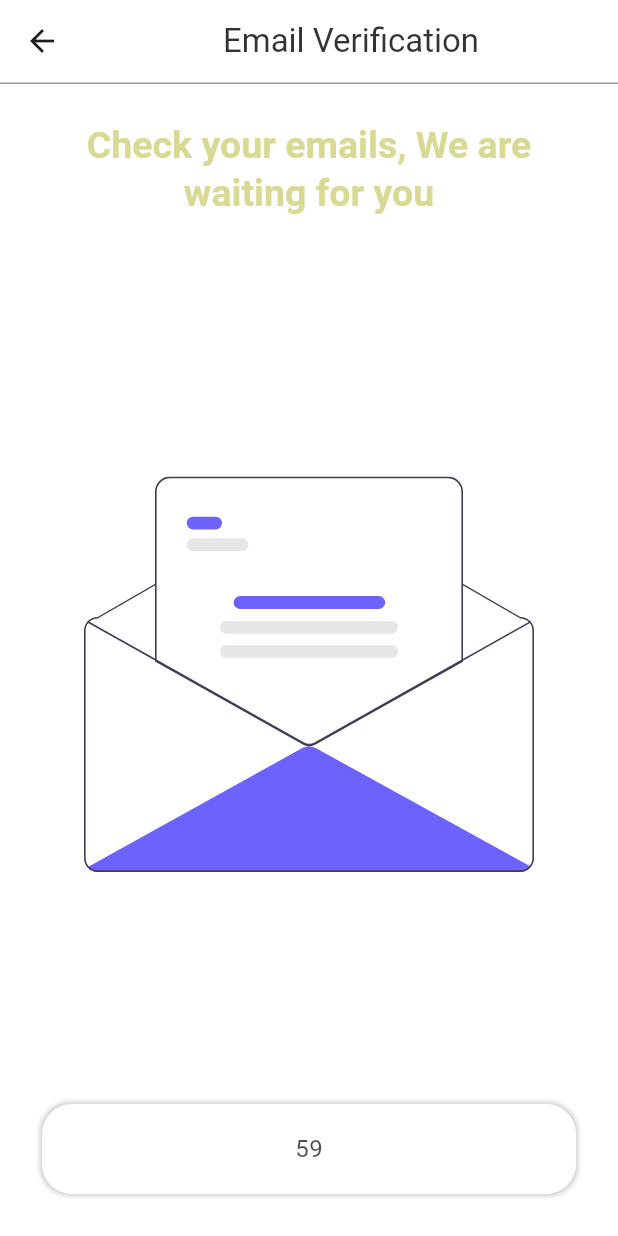
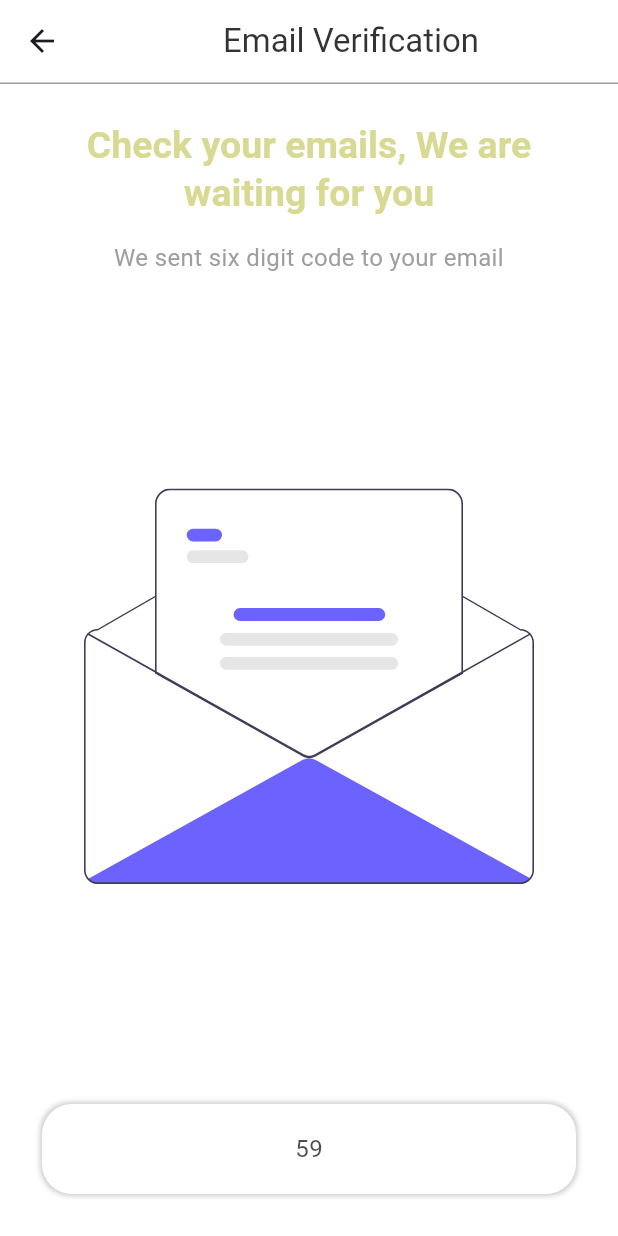
Before and after one commit to by-architect/ecommerce_app_mobile, a Flutter app: the EmailVerificationScreen screen opened by its route, on a phone screen of 412 x 824 dp. Run offline on Flutter 3.47's test engine with Material 3 defaults, Android fonts, the phone set to English and light mode, and no system bars; our stand-ins replace bloc, cloud_firestore, connectivity_plus, firebase_auth, firebase_core, flutter_bloc and 3 more; accounts and stored records are empty.

Commit message:
email verification completed, todo: sign in screen complete

```diff
--- a/lib/common/constant/exception_handler.dart
+++ b/lib/common/constant/exception_handler.dart
@@ -1,5 +1,32 @@
 import 'package:ecommerce_app_mobile/sddklibrary/constant/exceptions/firebase_exception_codes.dart';
+import 'package:firebase_auth/firebase_auth.dart';
 
-class ExceptionHandler extends  FirebaseExceptions{
+import '../../sddklibrary/helper/error.dart';
+import '../../sddklibrary/helper/resource.dart';
+import '../ui/theme/AppText.dart';
+
+class ExceptionHandler extends FirebaseExceptions {
   static const nullUserId = "null-user-id";
+
+  static Resource<T> firebaseExceptionHandler<T>(FirebaseAuthException exception) {
+    switch (exception.code) {
+      case FirebaseExceptions.emailAlreadyInUse:
+        return (Resource.fail(
+            DefaultError(userMessage: AppText.errorEmailHasTaken, exception: exception.message, errorCode: exception.code)));
+      case ExceptionHandler.nullUserId:
+        return (Resource.fail(
+            DefaultError(userMessage: AppText.errorFetchingData, exception: exception.message, errorCode: exception.code)));
+      case FirebaseExceptions.networkRequestFailed:
+        return (Resource.fail(
+            DefaultError(userMessage: AppText.errorNetworkRequestFailed, exception: exception.message, errorCode: exception.code)));
+      case FirebaseExceptions.invalidVerificationCode:
+        return Resource.fail(
+            DefaultError(userMessage: AppText.errorVerificationCodeIsWrong, exception: exception.message, errorCode: exception.code));
+      case FirebaseExceptions.apiNotAvailable:
+        return Resource.fail(DefaultError(userMessage: AppText.errorFetchingData, exception: exception.message, errorCode: exception.code));
+      default:
+        return (Resource.fail(
+            DefaultError(userMessage: AppText.errorFetchingData, exception: exception.message, errorCode: exception.code)));
+    }
+  }
 }
--- a/lib/common/ui/theme/AppText.dart
+++ b/lib/common/ui/theme/AppText.dart
@@ -49,6 +49,8 @@ class AppText{
   static const verificationPageEmailBody = "We sent six digit code to your email";
   static var verificationPageCheckYourEmail = "Check your emails, We are waiting for you";
   static var verificationPageSendEmailAgain = "Send email again";
+  static const accountCreatedSuccessfully= "Account created successfully";
+
 
 
 
--- a/lib/data/fakerepository/fake_models.dart
+++ b/lib/data/fakerepository/fake_models.dart
@@ -2,9 +2,9 @@
 import '../../presentation/authentication/bloc/user_state.dart';
 
 class FakeUserModels{
-  static UserState emin = UserState(name: "emin",surname:  "demir",email:  "emindemir1541@proton.me",password:  "testpassword",phoneNo:"555 345-4334" );
-  static UserState test = UserState(name: "test", surname: "test",email:  "test",password:  "test",  phoneNo:"555 345-4334" );
-  static UserState admin = UserState(name: "admin",surname:  "admin",email:  "admin@mail.com",password:  "adminTest",phoneNo:"555 345-4334" );
-  static UserState testValidUser = UserState(name: "admin",surname:  "admin",email:  "admin@mail.com",password:  "adminTest",phoneNo:"555 345-4334"  );
+  static UserRequestState emin = UserRequestState(name: "emin",surname:  "demir",email:  "emindemir1541@proton.me",password:  "testpassword",phoneNo:"555 345-4334" );
+  static UserRequestState test = UserRequestState(name: "test", surname: "test",email:  "test",password:  "test",  phoneNo:"555 345-4334" );
+  static UserRequestState admin = UserRequestState(name: "admin",surname:  "admin",email:  "admin@mail.com",password:  "adminTest",phoneNo:"555 345-4334" );
+  static UserRequestState testValidUser = UserRequestState(name: "admin",surname:  "admin",email:  "admin@mail.com",password:  "adminTest",phoneNo:"555 345-4334"  );
 
 }
--- a/lib/data/provider/user_provider.dart
+++ b/lib/data/provider/user_provider.dart
@@ -10,13 +10,13 @@ class UserProvider {
   final UserService _service = UserServiceImpl();
   final UserService _fakeUserService= FakeUserService();
 
-  void addUser(UserState user,Function(Resource<User>) resource) async {
+  void addUser(UserRequestState user,Function(Resource<User>) resource) async {
     resource(Resource.loading());
     await _service.addUser(user).then((userResource) => resource(userResource));
   }
 
-  Future<void> sendEmailVerificationCode(UserState user, Function(Resource) resource) async {
+  Future<void> sendEmailVerificationCode(UserRequestState user, Function(Resource) resource) async {
     resource(Resource.loading());
-    await _fakeUserService.sendEmailVerificationCode(user.email).then((responseResource) => resource(responseResource));
+    // await _fakeUserService.sendVerificationEmail(user).then((responseResource) => resource(responseResource));
   }
 }
--- a/lib/data/usecase/user_validation.dart
+++ b/lib/data/usecase/user_validation.dart
@@ -6,7 +6,7 @@ import 'package:ecommerce_app_mobile/sddklibrary/helper/validation_result.dart';
 
 
 class UserValidation {
-  static ValidationResult validate(UserState userState) {
+  static ValidationResult validate(UserRequestState userState) {
     if (userState.name.isEmpty || userState.surname.isEmpty || userState.email.isEmpty || userState.password.isEmpty || userState.phoneNo.isEmpty) {
       return ValidationResult(false, message: AppText.errorEmptyField);
     }
--- a/lib/data/viewmodel/user/user_service_event.dart
+++ b/lib/data/viewmodel/user/user_service_event.dart
@@ -1,16 +1,20 @@
 
 
 import 'package:ecommerce_app_mobile/presentation/authentication/bloc/user_state.dart';
+import 'package:firebase_auth/firebase_auth.dart';
 
 class UserServiceEvent {}
 
 class AddUserEvent extends UserServiceEvent {
-  final UserState user;
+  final UserRequestState user;
   AddUserEvent(this.user);
 }
 
 class SendVerificationCodeEvent extends UserServiceEvent {
-  final String email;
+  final User user;
 
-  SendVerificationCodeEvent(this.email);
+  SendVerificationCodeEvent(this.user);
 }
+
+class IsUserVerifiedEvent extends UserServiceEvent{
+}
--- a/lib/data/viewmodel/user/user_service_state.dart
+++ b/lib/data/viewmodel/user/user_service_state.dart
@@ -1,8 +1,17 @@
+import 'package:ecommerce_app_mobile/data/service/impl/user_service_impl.dart';
 import 'package:ecommerce_app_mobile/sddklibrary/helper/error.dart';
 import 'package:ecommerce_app_mobile/sddklibrary/helper/resource.dart';
 import 'package:firebase_auth/firebase_auth.dart';
 
 class UserServiceState {}
+
+/*
+class UserResponseState extends UserServiceState{
+  final User userAuthCredentials;
+
+  UserResponseState(this.userAuthCredentials);
+}
+*/
 
 class AddUserInitState extends UserServiceState {}
 class AddUserLoadingState extends UserServiceState{}
@@ -22,3 +31,11 @@ class SendVerificationCodeFailState extends UserServiceState{
   final DefaultError error;
   SendVerificationCodeFailState(this.error);
 }
+
+class EmailVerifiedState extends UserServiceState{}
+class EmailNotVerifiedState extends UserServiceState{
+}
+class EmailVerificationFailState extends UserServiceState{
+  final DefaultError error;
+  EmailVerificationFailState(this.error);
+}
--- a/lib/main.dart
+++ b/lib/main.dart
@@ -10,6 +10,7 @@ import 'package:ecommerce_app_mobile/presentation/home/page/HomeScreen.dart';
 import 'package:ecommerce_app_mobile/presentation/main/bloc/main_blocs.dart';
 import 'package:ecommerce_app_mobile/presentation/main/bloc/main_states.dart';
 import 'package:ecommerce_app_mobile/presentation/splash/bloc/welcome_blocs.dart';
+import 'package:ecommerce_app_mobile/presentation/splash/pages/welcome.dart';
 import 'package:firebase_core/firebase_core.dart';
 import 'package:flutter/material.dart';
 import 'package:flutter_bloc/flutter_bloc.dart';
@@ -44,8 +45,10 @@ class MyApp extends StatelessWidget {
               Screens.homeScreen: (context) => const HomeScreen(),
               Screens.emailVerificationScreen: (context) => const EmailVerificationScreen(),
             },
-            home: const EmailVerificationScreen() ),
+            home: const SignUpScreen() ),
       ),
     );
   }
 }
+
+//todo: welcome screen size and fit small screen problems
--- a/lib/presentation/authentication/bloc/user_bloc.dart
+++ b/lib/presentation/authentication/bloc/user_bloc.dart
@@ -2,8 +2,8 @@ import 'package:ecommerce_app_mobile/presentation/authentication/bloc/user_event
 import 'package:ecommerce_app_mobile/presentation/authentication/bloc/user_state.dart';
 import 'package:flutter_bloc/flutter_bloc.dart';
 
-class UserBloc extends Bloc<UserEvent, UserState> {
-  UserBloc() : super(UserState()) {
+class UserBloc extends Bloc<UserEvent, UserRequestState> {
+  UserBloc() : super(UserRequestState()) {
     on<NameEvent>((event, emit) {
       emit(state.copyWith(name: event.name));
     });
--- a/lib/presentation/authentication/bloc/user_state.dart
+++ b/lib/presentation/authentication/bloc/user_state.dart
@@ -1,22 +1,25 @@
 
+import 'package:firebase_auth/firebase_auth.dart';
 
-class UserState {
+class UserState{}
+
+class UserRequestState extends UserState {
   final String name;
   final String surname;
   final String email;
   final String password;
   final String phoneNo;
 
-  UserState({this.name = "", this.surname = "", this.email = "", this.password = "", this.phoneNo = ""});
+  UserRequestState({this.name = "", this.surname = "", this.email = "", this.password = "", this.phoneNo = ""});
 
-  UserState copyWith({
+  UserRequestState copyWith({
     String? name,
     String? surname,
     String? email,
     String? password,
     String? phoneNo,
 }) {
-    return UserState(
+    return UserRequestState(
       name: name??this.name,
       surname: surname??this.surname,
       email: email??this.email,
--- a/lib/presentation/authentication/pages/email_verification_screen.dart
+++ b/lib/presentation/authentication/pages/email_verification_screen.dart
@@ -1,13 +1,20 @@
 import 'dart:async';
 
+import 'package:ecommerce_app_mobile/common/constant/Screens.dart';
 import 'package:ecommerce_app_mobile/common/ui/assets/AppImages.dart';
 import 'package:ecommerce_app_mobile/common/ui/theme/AppText.dart';
+import 'package:ecommerce_app_mobile/data/viewmodel/user/user_service_state.dart';
 import 'package:ecommerce_app_mobile/presentation/common/widgets/AppBarPopUp.dart';
 import 'package:ecommerce_app_mobile/presentation/common/widgets/ButtonPrimary.dart';
+import 'package:ecommerce_app_mobile/sddklibrary/helper/Log.dart';
+import 'package:ecommerce_app_mobile/sddklibrary/ui/dialog_util.dart';
 import 'package:flutter/material.dart';
+import 'package:flutter_bloc/flutter_bloc.dart';
 import 'package:flutter_svg/svg.dart';
 
 import '../../../common/ui/theme/AppSizes.dart';
+import '../../../data/viewmodel/user/user_service_bloc.dart';
+import '../../../data/viewmodel/user/user_service_event.dart';
 
 class EmailVerificationScreen extends StatefulWidget {
   const EmailVerificationScreen({super.key});
@@ -24,8 +31,29 @@ class _EmailVerificationScreenState extends State<EmailVerificationScreen> {
   @override
   void initState() {
     startTimer();
+
+    final timer = Timer.periodic(const Duration(seconds: 3), (timer){
+     BlocProvider.of<UserServiceBloc>(context).add(IsUserVerifiedEvent());
+     Log.test("Timer is working");
+    });
+
+    StreamSubscription<UserServiceState>? subscription;
+
+    subscription = BlocProvider.of<UserServiceBloc>(context).stream.listen((event){
+     switch(event){
+       case EmailVerifiedState _:
+         DialogUtil(context).toast(AppText.accountCreatedSuccessfully);
+         Navigator.of(context).pushNamedAndRemoveUntil(Screens.homeScreen, (route) => false,);
+         timer.cancel();
+        subscription?.cancel();
+       case EmailNotVerifiedState _:
+       case EmailVerificationFailState failState:
+     }
+    });
     super.initState();
   }
+
+
 
   void startTimer() {
     seconds = maxCount;
@@ -55,6 +83,7 @@ class _EmailVerificationScreenState extends State<EmailVerificationScreen> {
 
   @override
   Widget build(BuildContext context) {
+
     return Scaffold(
         appBar: const AppBarPopUp(
           text: AppText.verificationEmail,
@@ -71,8 +100,9 @@ class _EmailVerificationScreenState extends State<EmailVerificationScreen> {
                   children: [
                     Text(AppText.verificationPageCheckYourEmail,
                         textAlign: TextAlign.center, style: Theme.of(context).textTheme.headlineMedium),
+                    const SizedBox(height: AppSizes.spaceBtwVerticalFields,),
                     Text(
-                      "",
+                      AppText.verificationPageEmailBody,
                       textAlign: TextAlign.center,
                       style: Theme.of(context).textTheme.bodyMedium,
                     ),
@@ -91,17 +121,6 @@ class _EmailVerificationScreenState extends State<EmailVerificationScreen> {
                 flex: 0,
                 child: Row(
                   children: [
-/*
-                    seconds != 0
-                        ? Flexible(
-                            flex: 1,
-                            child: Padding(
-                              padding: const EdgeInsets.all(AppSizes.spaceBtwHorizontalFields / 2),
-                              child: GestureDetector(onTap: () {}, child: TimerContainerWidget(text: "$seconds")),
-                            ),
-                          )
-                        : const SizedBox(),
-*/
                     Expanded(
                         flex: 2,
                         child: Padding(
@@ -110,8 +129,11 @@ class _EmailVerificationScreenState extends State<EmailVerificationScreen> {
                             text:seconds == 0?  AppText.verificationPageSendEmailAgain : seconds.toString(),
                             primaryDecoration: seconds == 0,
                             onTap: () {
+
+
                               if(seconds == 0){
                                 startTimer();
+                                // BlocProvider.of<UserServiceBloc>(context).add(SendVerificationCodeEvent(userSuccessState.user));
                                 //todo: send verification email
                               }
                             },
```
Also changed, not shown: lib/data/fakerepository/fake_user_service.dart (+33 -4 lines), lib/data/service/impl/user_service_impl.dart (+78 -29 lines), lib/data/service/user_service.dart (+11 -3 lines), lib/data/viewmodel/user/user_service_bloc.dart (+19 -7 lines), lib/presentation/authentication/pages/sign_up_screen.dart (+14 -16 lines), 1 other file.
